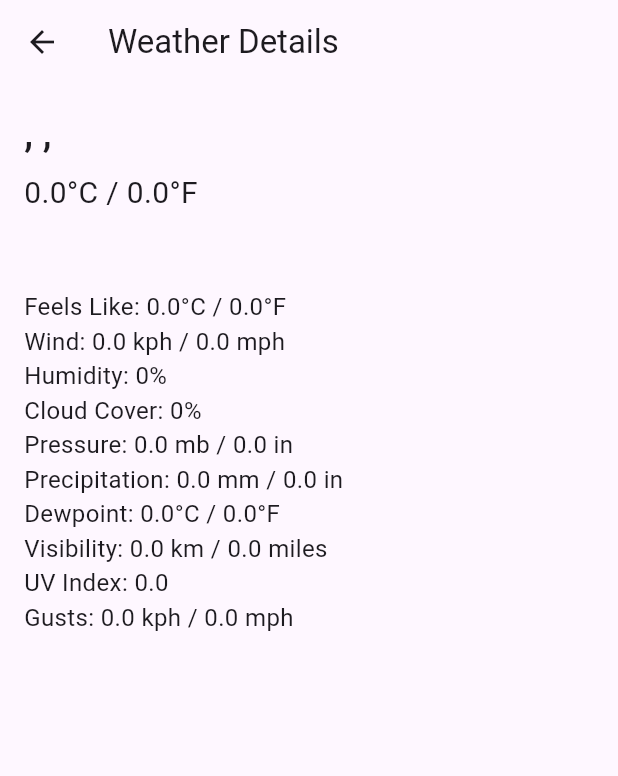
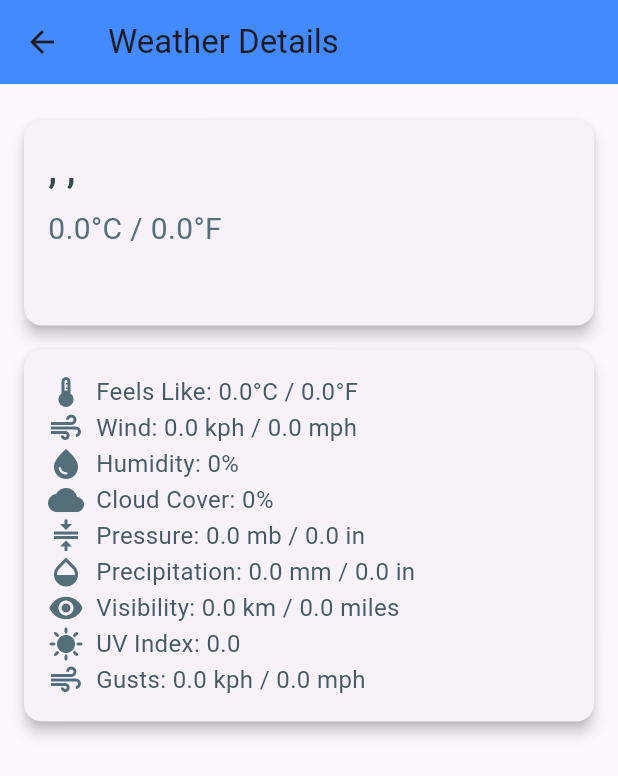
Before and after one commit to shyamshiyani/skyscraper, a Flutter app: the DetailPage screen opened directly with empty values, on a phone screen of 412 x 824 dp. Shown: the top 776 px of the screen. Run offline on Flutter 3.47's test engine with Material 3 defaults, Android fonts, the phone set to English and light mode, and no system bars; our stand-ins replace shared_preferences; accounts and stored records are empty; network calls fail.

Commit message:
First Upload

```diff
--- a/lib/Views/Pages/Detail_page.dart
+++ b/lib/Views/Pages/Detail_page.dart
@@ -1,5 +1,4 @@
 import 'package:flutter/material.dart';
-
 import '../../Models/weather_model.dart';
 
 class DetailPage extends StatefulWidget {
@@ -18,8 +17,16 @@ class _DetailPageState extends State<DetailPage> {
     return Scaffold(
       appBar: AppBar(
         title: Text('Weather Details'),
+        backgroundColor: Colors.blueAccent,
       ),
       body: Padding(
+        padding: const EdgeInsets.all(16.0),
+        child: ListView(
+          children: [
+            Card(
+              elevation: 4,
+              margin: const EdgeInsets.symmetric(vertical: 8),
+              child: Padding(
                 padding: const EdgeInsets.all(16.0),
                 child: Column(
                   crossAxisAlignment: CrossAxisAlignment.start,
@@ -29,66 +36,75 @@ class _DetailPageState extends State<DetailPage> {
                       style: TextStyle(
                         fontSize: 24,
                         fontWeight: FontWeight.bold,
+                        color: Colors.blueGrey[800],
                       ),
                     ),
                     SizedBox(height: 8),
                     Text(
                       '${data.tempC}°C / ${data.tempF}°F',
-              style: TextStyle(fontSize: 20),
+                      style: TextStyle(
+                        fontSize: 20,
+                        color: Colors.blueGrey[600],
+                      ),
                     ),
                     SizedBox(height: 8),
-            Row(
-              children: [
                     Text(
                       "${data.conditionText}",
-                  style: TextStyle(fontSize: 18),
+                      style:
+                          TextStyle(fontSize: 18, color: Colors.blueGrey[500]),
                     ),
                   ],
                 ),
-            SizedBox(height: 16),
-            Text(
-              'Feels Like: ${data.feelslikeC}°C / ${data.feelslikeF}°F',
-              style: TextStyle(fontSize: 16),
               ),
-            Text(
-              'Wind: ${data.windKph} kph / ${data.windMph} mph',
-              style: TextStyle(fontSize: 16),
             ),
-            Text(
-              'Humidity: ${data.humidity}%',
-              style: TextStyle(fontSize: 16),
+            Card(
+              elevation: 4,
+              margin: const EdgeInsets.symmetric(vertical: 8),
+              child: Padding(
+                padding: const EdgeInsets.all(16.0),
+                child: Column(
+                  crossAxisAlignment: CrossAxisAlignment.start,
+                  children: [
+                    _buildWeatherDetailRow(Icons.thermostat, 'Feels Like',
+                        '${data.feelslikeC}°C / ${data.feelslikeF}°F'),
+                    _buildWeatherDetailRow(Icons.air, 'Wind',
+                        '${data.windKph} kph / ${data.windMph} mph'),
+                    _buildWeatherDetailRow(
+                        Icons.water_drop, 'Humidity', '${data.humidity}%'),
+                    _buildWeatherDetailRow(
+                        Icons.cloud, 'Cloud Cover', '${data.cloud}%'),
+                    _buildWeatherDetailRow(Icons.compress, 'Pressure',
+                        '${data.pressureMb} mb / ${data.pressureIn} in'),
+                    _buildWeatherDetailRow(Icons.opacity, 'Precipitation',
+                        '${data.precipMm} mm / ${data.precipIn} in'),
+                    _buildWeatherDetailRow(Icons.visibility, 'Visibility',
+                        '${data.visKm} km / ${data.visMiles} miles'),
+                    _buildWeatherDetailRow(
+                        Icons.sunny, 'UV Index', '${data.uv}'),
+                    _buildWeatherDetailRow(Icons.air, 'Gusts',
+                        '${data.gustKph} kph / ${data.gustMph} mph'),
+                  ],
                 ),
-            Text(
-              'Cloud Cover: ${data.cloud}%',
-              style: TextStyle(fontSize: 16),
               ),
-            Text(
-              'Pressure: ${data.pressureMb} mb / ${data.pressureIn} in',
-              style: TextStyle(fontSize: 16),
-            ),
-            Text(
-              'Precipitation: ${data.precipMm} mm / ${data.precipIn} in',
-              style: TextStyle(fontSize: 16),
-            ),
-            Text(
-              'Dewpoint: ${data.dewpointC}°C / ${data.dewpointF}°F',
-              style: TextStyle(fontSize: 16),
-            ),
-            Text(
-              'Visibility: ${data.visKm} km / ${data.visMiles} miles',
-              style: TextStyle(fontSize: 16),
-            ),
-            Text(
-              'UV Index: ${data.uv}',
-              style: TextStyle(fontSize: 16),
-            ),
-            Text(
-              'Gusts: ${data.gustKph} kph / ${data.gustMph} mph',
-              style: TextStyle(fontSize: 16),
             ),
           ],
         ),
       ),
     );
   }
+
+  Widget _buildWeatherDetailRow(IconData icon, String label, String value) {
+    return Row(
+      children: [
+        Icon(icon, color: Colors.blueGrey[600]),
+        SizedBox(width: 8),
+        Expanded(
+          child: Text(
+            '$label: $value',
+            style: TextStyle(fontSize: 16, color: Colors.blueGrey[700]),
+          ),
+        ),
+      ],
+    );
   }
+}
```
Also changed, not shown: Screenshot_20240812_122211.png (added), Screenshot_20240812_122220.png (added), Screenshot_20240812_122233.png (added). Lines whose indentation alone changed are shown as unchanged.
